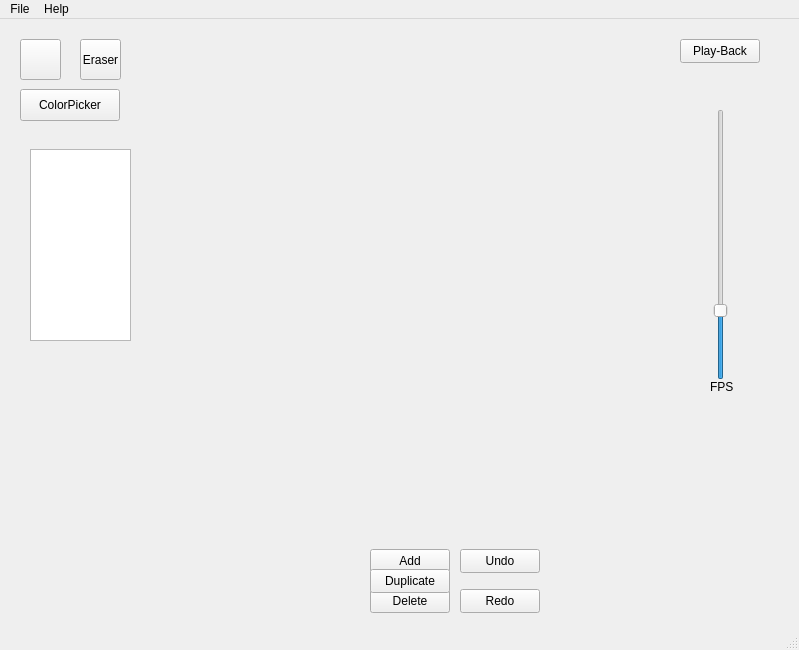
Old version of the form mainwindow.ui in the repository AhmedZ70/SpriteEditor.
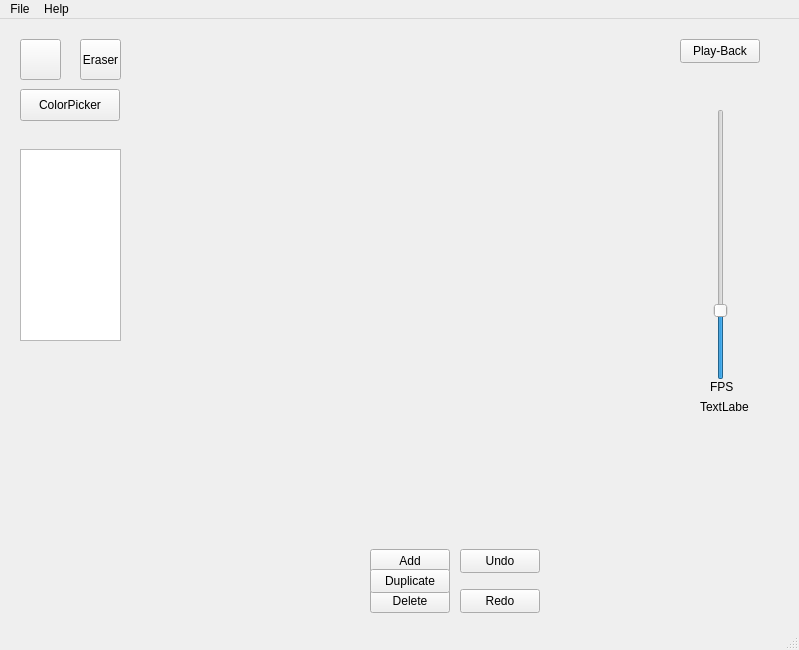
New version of the form. Icons and pictures are not drawn.

Commit message: fbs label

Diff of the .ui file:
```diff
--- a/mainwindow.ui
+++ b/mainwindow.ui
@@ -204,13 +204,26 @@
    <widget class="QListWidget" name="framesList">
     <property name="geometry">
      <rect>
-      <x>30</x>
+      <x>20</x>
       <y>130</y>
       <width>101</width>
       <height>192</height>
      </rect>
     </property>
    </widget>
+   <widget class="QLabel" name="fpsValueLabel">
+    <property name="geometry">
+     <rect>
+      <x>700</x>
+      <y>380</y>
+      <width>49</width>
+      <height>16</height>
+     </rect>
+    </property>
+    <property name="text">
+     <string>TextLabel</string>
+    </property>
+   </widget>
   </widget>
   <widget class="QMenuBar" name="menubar">
    <property name="geometry">
```
Left out of the diff: 2 changed lines with no effect on the pictures. The commit also changes 4 other files.
